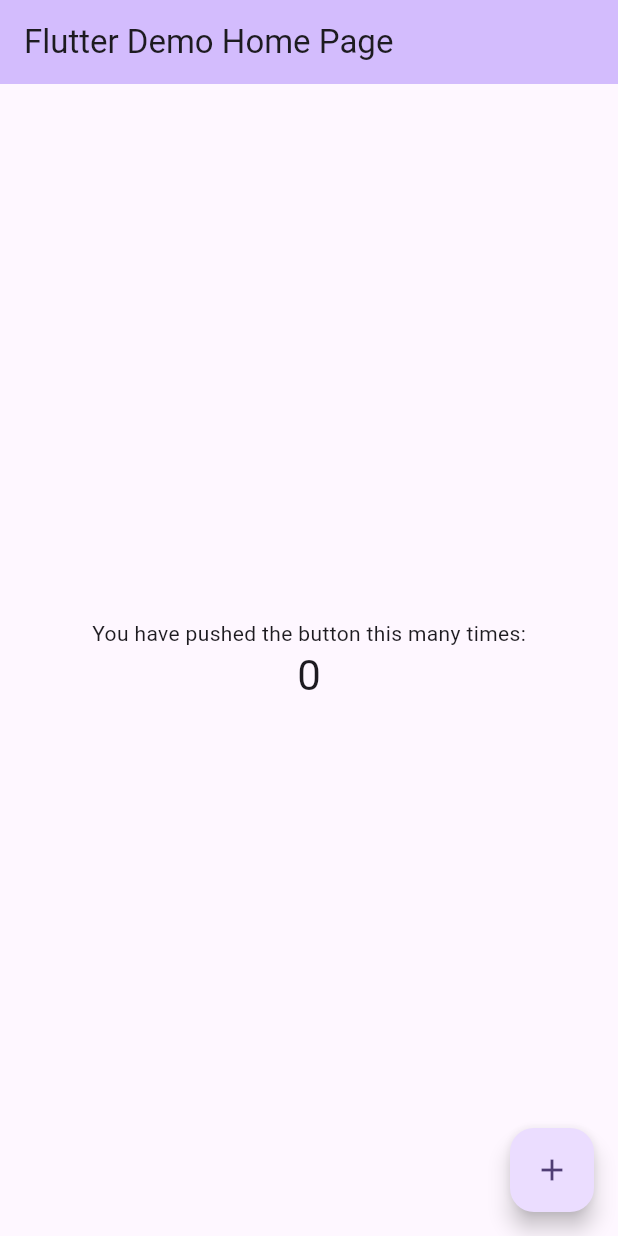
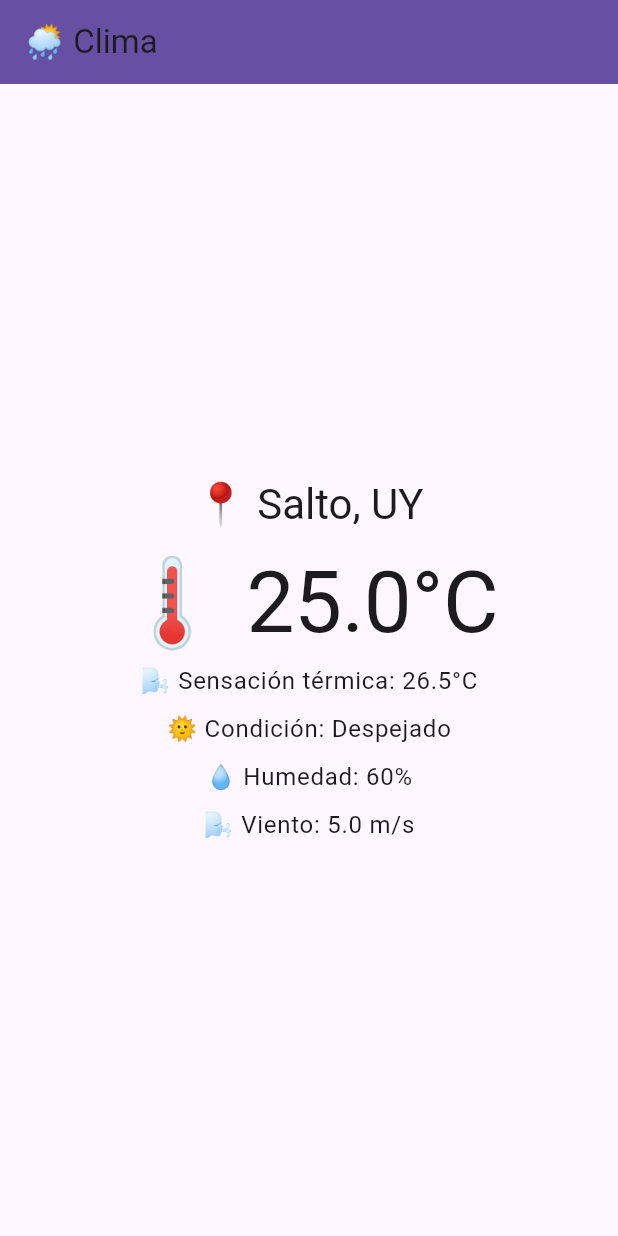
Before and after one commit to Shadowsx3/clima-bot, a Flutter app: the screen it shows after launch, on a phone screen of 412 x 824 dp. Run offline on Flutter 3.47's test engine with Material 3 defaults, Android fonts, the phone set to English and light mode, and no system bars; missing offline and left inert: telegram_web_app.

Commit message:
Test get data - flutter

```diff
--- a/flutter_bass_bot/lib/main.dart
+++ b/flutter_bass_bot/lib/main.dart
@@ -1,125 +1,38 @@
 import 'package:flutter/material.dart';
+import 'package:telegram_web_app/telegram_web_app.dart';
 
-void main() {
+import 'my_home_page.dart';
+
+void main() async {
+  try {
+    if (TelegramWebApp.instance.isSupported) {
+      TelegramWebApp.instance.ready();
+      Future.delayed(
+          const Duration(seconds: 1), TelegramWebApp.instance.expand);
+    }
+  } catch (e) {
+    print("Error happened in Flutter while loading Telegram $e");
+    await Future.delayed(const Duration(milliseconds: 200));
+    main();
+    return;
+  }
+
+  FlutterError.onError = (details) {
+    print("Flutter error happened: $details");
+  };
+
   runApp(const MyApp());
 }
 
 class MyApp extends StatelessWidget {
   const MyApp({super.key});
 
-  // This widget is the root of your application.
   @override
   Widget build(BuildContext context) {
     return MaterialApp(
-      title: 'Flutter Demo',
-      theme: ThemeData(
-        // This is the theme of your application.
-        //
-        // TRY THIS: Try running your application with "flutter run". You'll see
-        // the application has a purple toolbar. Then, without quitting the app,
-        // try changing the seedColor in the colorScheme below to Colors.green
-        // and then invoke "hot reload" (save your changes or press the "hot
-        // reload" button in a Flutter-supported IDE, or press "r" if you used
-        // the command line to start the app).
-        //
-        // Notice that the counter didn't reset back to zero; the application
-        // state is not lost during the reload. To reset the state, use hot
-        // restart instead.
-        //
-        // This works for code too, not just values: Most code changes can be
-        // tested with just a hot reload.
-        colorScheme: ColorScheme.fromSeed(seedColor: Colors.deepPurple),
-        useMaterial3: true,
-      ),
-      home: const MyHomePage(title: 'Flutter Demo Home Page'),
+      title: 'Weather App',
+      theme: TelegramThemeUtil.getTheme(TelegramWebApp.instance),
+      home: const MyHomePage(),
     );
   }
 }
-
-class MyHomePage extends StatefulWidget {
-  const MyHomePage({super.key, required this.title});
-
-  // This widget is the home page of your application. It is stateful, meaning
-  // that it has a State object (defined below) that contains fields that affect
-  // how it looks.
-
-  // This class is the configuration for the state. It holds the values (in this
-  // case the title) provided by the parent (in this case the App widget) and
-  // used by the build method of the State. Fields in a Widget subclass are
-  // always marked "final".
-
-  final String title;
-
-  @override
-  State<MyHomePage> createState() => _MyHomePageState();
-}
-
-class _MyHomePageState extends State<MyHomePage> {
-  int _counter = 0;
-
-  void _incrementCounter() {
-    setState(() {
-      // This call to setState tells the Flutter framework that something has
-      // changed in this State, which causes it to rerun the build method below
-      // so that the display can reflect the updated values. If we changed
-      // _counter without calling setState(), then the build method would not be
-      // called again, and so nothing would appear to happen.
-      _counter++;
-    });
-  }
-
-  @override
-  Widget build(BuildContext context) {
-    // This method is rerun every time setState is called, for instance as done
-    // by the _incrementCounter method above.
-    //
-    // The Flutter framework has been optimized to make rerunning build methods
-    // fast, so that you can just rebuild anything that needs updating rather
-    // than having to individually change instances of widgets.
-    return Scaffold(
-      appBar: AppBar(
-        // TRY THIS: Try changing the color here to a specific color (to
-        // Colors.amber, perhaps?) and trigger a hot reload to see the AppBar
-        // change color while the other colors stay the same.
-        backgroundColor: Theme.of(context).colorScheme.inversePrimary,
-        // Here we take the value from the MyHomePage object that was created by
-        // the App.build method, and use it to set our appbar title.
-        title: Text(widget.title),
-      ),
-      body: Center(
-        // Center is a layout widget. It takes a single child and positions it
-        // in the middle of the parent.
-        child: Column(
-          // Column is also a layout widget. It takes a list of children and
-          // arranges them vertically. By default, it sizes itself to fit its
-          // children horizontally, and tries to be as tall as its parent.
-          //
-          // Column has various properties to control how it sizes itself and
-          // how it positions its children. Here we use mainAxisAlignment to
-          // center the children vertically; the main axis here is the vertical
-          // axis because Columns are vertical (the cross axis would be
-          // horizontal).
-          //
-          // TRY THIS: Invoke "debug painting" (choose the "Toggle Debug Paint"
-          // action in the IDE, or press "p" in the console), to see the
-          // wireframe for each widget.
-          mainAxisAlignment: MainAxisAlignment.center,
-          children: <Widget>[
-            const Text(
-              'You have pushed the button this many times:',
-            ),
-            Text(
-              '$_counter',
-              style: Theme.of(context).textTheme.headlineMedium,
-            ),
-          ],
-        ),
-      ),
-      floatingActionButton: FloatingActionButton(
-        onPressed: _incrementCounter,
-        tooltip: 'Increment',
-        child: const Icon(Icons.add),
-      ), // This trailing comma makes auto-formatting nicer for build methods.
-    );
-  }
-}
--- /dev/null
+++ b/flutter_bass_bot/lib/my_home_page.dart
@@ -0,0 +1,88 @@
+import 'package:flutter/material.dart';
+import 'package:telegram_web_app/telegram_web_app.dart';
+
+class MyHomePage extends StatefulWidget {
+  const MyHomePage({super.key});
+
+  @override
+  State<MyHomePage> createState() => _MyHomePageState();
+}
+
+class _MyHomePageState extends State<MyHomePage> {
+  String? city;
+  String? country;
+  double? temp;
+  double? feelsLike;
+  int? humidity;
+  double? windSpeed;
+  String? description;
+
+  @override
+  void initState() {
+    super.initState();
+    _initializeWeatherData();
+  }
+
+  void _initializeWeatherData() {
+    var data = TelegramWebApp.instance.initData.toString();
+    // Here you can simulate data or replace this method to receive actual data from Telegram
+    setState(() {
+      data = data;
+      city = "Salto";
+      country = "UY";
+      temp = 25.0;
+      feelsLike = 26.5;
+      humidity = 60;
+      windSpeed = 5.0;
+      description = "Despejado";
+    });
+  }
+
+  @override
+  Widget build(BuildContext context) {
+    return Scaffold(
+      appBar: AppBar(
+        backgroundColor: Theme.of(context).colorScheme.primary,
+        title: const Text('🌦️ Clima'),
+      ),
+      body: Center(
+        child: city == null
+            ? const CircularProgressIndicator()
+            : Column(
+                mainAxisAlignment: MainAxisAlignment.center,
+                children: [
+                  Text(
+                    '📍 $city, $country',
+                    style: Theme.of(context).textTheme.headlineMedium,
+                  ),
+                  const SizedBox(height: 16),
+                  Text(
+                    '🌡️ ${temp?.toStringAsFixed(1)}°C',
+                    style: Theme.of(context).textTheme.displayLarge,
+                  ),
+                  const SizedBox(height: 8),
+                  Text(
+                    '🌬️ Sensación térmica: ${feelsLike?.toStringAsFixed(1)}°C',
+                    style: Theme.of(context).textTheme.bodyLarge,
+                  ),
+                  const SizedBox(height: 8),
+                  Text(
+                    '🌞 Condición: $description',
+                    style: Theme.of(context).textTheme.bodyLarge,
+                  ),
+                  const SizedBox(height: 8),
+                  Text(
+                    '💧 Humedad: $humidity%',
+                    style: Theme.of(context).textTheme.bodyLarge,
+                  ),
+                  const SizedBox(height: 8),
+                  Text(
+                    '🌬️ Viento: ${windSpeed?.toStringAsFixed(1)} m/s',
+                    style: Theme.of(context).textTheme.bodyLarge,
+                  ),
+                ],
+              ),
+      ),
+    );
+  }
+}
--- a/flutter_bass_bot/pubspec.yaml
+++ b/flutter_bass_bot/pubspec.yaml
@@ -35,6 +35,7 @@ dependencies:
   # The following adds the Cupertino Icons font to your application.
   # Use with the CupertinoIcons class for iOS style icons.
   cupertino_icons: ^1.0.8
+  telegram_web_app: ^0.2.0
 
 dev_dependencies:
   flutter_test:
```
Also changed, not shown: flutter_bass_bot/pubspec.lock, 2 other files.
